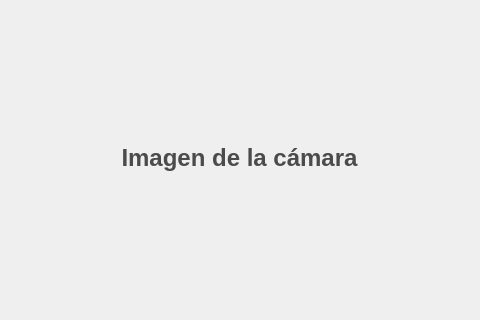
Old version of the form mainwindow.ui in the repository Gabrielnz/pasantia-CIMBUC; both pictures show x 93 to 573 and y 112 to 432 of the 970 by 629 pixel window.
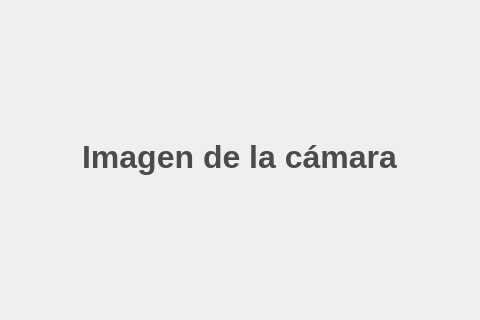
New version of the form. Icons and pictures are not drawn.

The edit to the form file:
```diff
--- a/mainwindow.ui
+++ b/mainwindow.ui
@@ -47,7 +47,7 @@
            <enum>QFrame::Sunken</enum>
           </property>
           <property name="text">
-           <string>&lt;html&gt;&lt;head/&gt;&lt;body&gt;&lt;p align=&quot;center&quot;&gt;&lt;span style=&quot; font-size:18pt; font-weight:600; color:#4b4b4b;&quot;&gt;Imagen de la cámara&lt;/span&gt;&lt;/p&gt;&lt;/body&gt;&lt;/html&gt;</string>
+           <string>&lt;html&gt;&lt;head/&gt;&lt;body&gt;&lt;p align=&quot;center&quot;&gt;&lt;img src=&quot;:/img/Eye_256.png&quot;/&gt;&lt;/p&gt;&lt;p align=&quot;center&quot;&gt;&lt;span style=&quot; font-size:24pt; font-weight:600; color:#4b4b4b;&quot;&gt;Imagen de la cámara&lt;/span&gt;&lt;/p&gt;&lt;/body&gt;&lt;/html&gt;</string>
           </property>
          </widget>
         </item>
```
